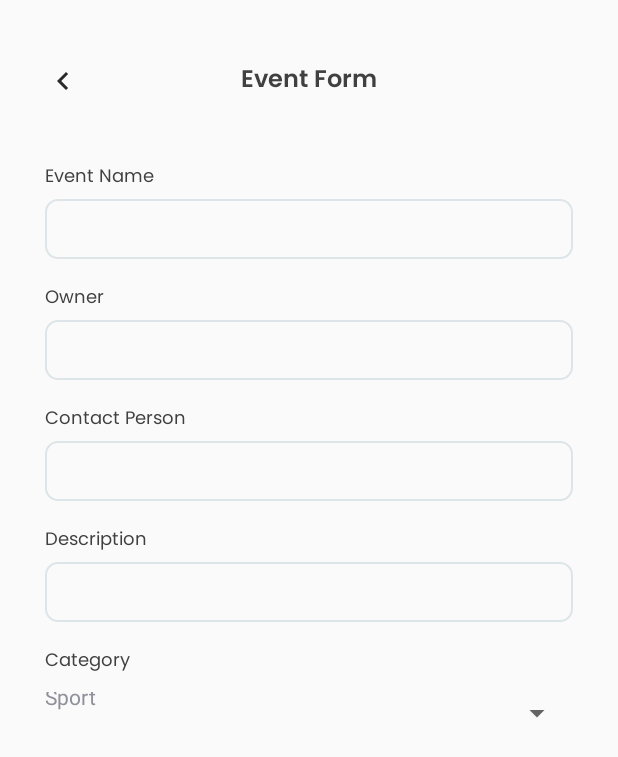
After one commit to Rippezz/mobile-final, an Android app: the EventForm screen opened directly, with no data from a screen before it, on a phone screen of 412 x 824 dp. The commit adds this screen. Shown: the top 757 px of the screen. Run offline under Robolectric (Android 15) with nearby library versions, the phone set to English and light mode, and no system bars.

Commit message:
add view combo box
Co-Authored-By: Tharixs Akbar <70683226+Tharixs@users.noreply.github.com>

```diff
--- a/FriendFinderApp/app/src/main/AndroidManifest.xml
+++ b/FriendFinderApp/app/src/main/AndroidManifest.xml
@@ -15,6 +15,9 @@
         android:supportsRtl="true"
         android:theme="@style/AppTheme"
         android:usesCleartextTraffic="true">
+        <activity
+            android:name=".EventForm"
+            android:exported="false" />
         <activity
             android:name=".DetailUserEvent"
             android:exported="false" />
--- a/FriendFinderApp/app/src/main/java/com/example/friendfinderapp/Constants/ConfigurationAll.java
+++ b/FriendFinderApp/app/src/main/java/com/example/friendfinderapp/Constants/ConfigurationAll.java
@@ -3,7 +3,11 @@ package com.example.friendfinderapp.Constants;
 public class ConfigurationAll {
 
     public static String user_id = "";
+<<<<<<< Updated upstream
     static String ip = "10.212.151.247";
+=======
+    static String ip = "10.128.108.32";
+>>>>>>> Stashed changes
     public static final String baseUrl = "http://" + ip + "/friend-finder/public/";
 
     public static String ImageURL = "http://" + ip + "/friend-finder/public/img/";
--- /dev/null
+++ b/FriendFinderApp/app/src/main/java/com/example/friendfinderapp/EventForm.java
@@ -0,0 +1,22 @@
+package com.example.friendfinderapp;
+
+import android.os.Bundle;
+import android.widget.ArrayAdapter;
+import android.widget.Spinner;
+
+import androidx.appcompat.app.AppCompatActivity;
+
+public class EventForm extends AppCompatActivity {
+    private Spinner spinner;
+    private String[] list_category = {"Sport", "Education", "Game"};
+
+    @Override
+    protected void onCreate(Bundle savedInstanceState) {
+        super.onCreate(savedInstanceState);
+        setContentView(R.layout.activity_event_form);
+        spinner = findViewById(R.id.cb_category);
+        ArrayAdapter arrayAdapter = new ArrayAdapter(getApplicationContext(), R.layout.support_simple_spinner_dropdown_item, list_category);
+        spinner.setAdapter(arrayAdapter);
+    }
+
+}
--- a/FriendFinderApp/app/src/main/java/com/example/friendfinderapp/EventFragment.java
+++ b/FriendFinderApp/app/src/main/java/com/example/friendfinderapp/EventFragment.java
@@ -9,6 +9,7 @@ import android.widget.ImageView;
 import android.widget.TextView;
 import android.widget.Toast;
 
+import androidx.cardview.widget.CardView;
 import androidx.fragment.app.Fragment;
 import androidx.recyclerview.widget.LinearLayoutManager;
 import androidx.recyclerview.widget.RecyclerView;
@@ -37,6 +38,8 @@ public class EventFragment extends Fragment implements EventAdapter.OnEventListe
     private List<userEvent> events = new ArrayList<>();
     public static String username = "", profile = "";
 
+    CardView btn_add_new_event;
+
     // recycler view init
     private RecyclerView recyclerViewEvent;
 
@@ -54,6 +57,14 @@ public class EventFragment extends Fragment implements EventAdapter.OnEventListe
             Glide.with(EventFragment.this).load(ConfigurationAll.ImageURL + profile)
                     .into(iv_user_profile);
         }
+
+        btn_add_new_event = view.findViewById(R.id.btn_add_new_event);
+        btn_add_new_event.setOnClickListener(new View.OnClickListener() {
+            @Override
+            public void onClick(View v) {
+                startActivity(new Intent(v.getContext(), EventForm.class));
+            }
+        });
 
         // event class
         addEventItem();
--- a/FriendFinderApp/app/src/main/java/com/example/friendfinderapp/HomeSeeAllFragment.java
+++ b/FriendFinderApp/app/src/main/java/com/example/friendfinderapp/HomeSeeAllFragment.java
@@ -40,7 +40,6 @@ import java.util.List;
  */
 public class HomeSeeAllFragment extends Fragment implements EventAdapter.OnEventListener {
 
-    private ArrayList<Category> categories;
     private List<Event> events = new ArrayList<>();
 
     // recycler view init
@@ -102,16 +101,6 @@ public class HomeSeeAllFragment extends Fragment implements EventAdapter.OnEvent
         return view;
     }
 
-    // add category item
-    private void addCategoryItem() {
-        categories = new ArrayList<>();
-        categories.add(new Category("Place", R.mipmap.place));
-        categories.add(new Category("Sport", R.mipmap.category));
-        categories.add(new Category("Education", R.mipmap.category1));
-        categories.add(new Category("Hangout", R.mipmap.category2));
-        categories.add(new Category("Vacation", R.mipmap.category3));
-    }
-
     // add event item
     private void addEventItem() {
         StringRequest stringRequest = new StringRequest(Request.Method.GET, ConfigurationAll.EVENT_URL, new Response.Listener<String>() {
--- /dev/null
+++ b/FriendFinderApp/app/src/main/res/layout/activity_event_form.xml
@@ -0,0 +1,182 @@
+<?xml version="1.0" encoding="utf-8"?>
+<ScrollView xmlns:android="http://schemas.android.com/apk/res/android"
+    xmlns:tools="http://schemas.android.com/tools"
+    android:layout_width="match_parent"
+    android:layout_height="match_parent"
+    android:layout_marginHorizontal="30dp"
+    android:layout_marginVertical="40dp"
+    android:scrollbars="none"
+    tools:context=".EventForm">
+
+    <LinearLayout
+        android:layout_width="match_parent"
+        android:layout_height="match_parent"
+        android:orientation="vertical">
+
+        <RelativeLayout
+            android:layout_width="match_parent"
+            android:layout_height="wrap_content"
+            android:layout_marginBottom="40dp">
+
+            <ImageView
+                android:id="@+id/btn_back_to_user_event"
+                android:layout_width="wrap_content"
+                android:layout_height="wrap_content"
+                android:layout_alignParentStart="true"
+                android:layout_centerVertical="true"
+                android:src="@drawable/ic_baseline_chevron_left_24" />
+
+            <TextView
+                android:layout_width="wrap_content"
+                android:layout_height="wrap_content"
+                android:layout_centerHorizontal="true"
+                android:layout_centerVertical="true"
+                android:fontFamily="@font/poppinssemibold"
+                android:text="Event Form"
+                android:textColor="@color/black"
+                android:textSize="16dp" />
+        </RelativeLayout>
+
+        // event name
+
+        <LinearLayout
+            android:layout_width="match_parent"
+            android:layout_height="wrap_content"
+            android:orientation="vertical">
+
+            <TextView
+                android:layout_width="wrap_content"
+                android:layout_height="wrap_content"
+                android:fontFamily="@font/poppinsregular"
+                android:text="Event Name"
+                android:textColor="@color/black"
+                android:textSize="12dp" />
+
+            <EditText
+                android:id="@+id/et_event_name"
+                android:layout_width="match_parent"
+                android:layout_height="40dp"
+                android:layout_marginTop="4dp"
+                android:background="@drawable/custom_input"
+                android:fontFamily="@font/poppinsregular"
+                android:inputType="text"
+                android:paddingStart="16dp"
+                android:textColor="@color/black"
+                android:textSize="14dp" />
+        </LinearLayout>
+
+        // event owner
+
+        <LinearLayout
+            android:layout_width="match_parent"
+            android:layout_height="wrap_content"
+            android:layout_marginTop="16dp"
+            android:orientation="vertical">
+
+            <TextView
+                android:layout_width="wrap_content"
+                android:layout_height="wrap_content"
+                android:fontFamily="@font/poppinsregular"
+                android:text="Owner"
+                android:textColor="@color/black"
+                android:textSize="12dp" />
+
+            <EditText
+                android:id="@+id/et_event_owner"
+                android:layout_width="match_parent"
+                android:layout_height="40dp"
+                android:layout_marginTop="4dp"
+                android:background="@drawable/custom_input"
+                android:fontFamily="@font/poppinsregular"
+                android:inputType="text"
+                android:paddingStart="16dp"
+                android:textColor="@color/black"
+                android:textSize="14dp" />
+        </LinearLayout>
+
+        // Contact Person
+
+        <LinearLayout
+            android:layout_width="match_parent"
+            android:layout_height="wrap_content"
+            android:layout_marginTop="16dp"
+            android:orientation="vertical">
+
+            <TextView
+                android:layout_width="wrap_content"
+                android:layout_height="wrap_content"
+                android:fontFamily="@font/poppinsregular"
+                android:text="Contact Person"
+                android:textColor="@color/black"
+                android:textSize="12dp" />
+
+            <EditText
+                android:id="@+id/et_contact_person"
+                android:layout_width="match_parent"
+                android:layout_height="40dp"
+                android:layout_marginTop="4dp"
+                android:background="@drawable/custom_input"
+                android:fontFamily="@font/poppinsregular"
+                android:inputType="text"
+                android:paddingStart="16dp"
+                android:textColor="@color/black"
+                android:textSize="14dp"
+                tools:ignore="SpeakableTextPresentCheck" />
+        </LinearLayout>
+
+        // Description
+
+        <LinearLayout
+            android:layout_width="match_parent"
+            android:layout_height="wrap_content"
+            android:layout_marginTop="16dp"
+            android:orientation="vertical">
+
+            <TextView
+                android:layout_width="wrap_content"
+                android:layout_height="wrap_content"
+                android:fontFamily="@font/poppinsregular"
+                android:text="Description"
+                android:textColor="@color/black"
+                android:textSize="12dp" />
+
+            <EditText
+                android:id="@+id/et_description"
+                android:layout_width="match_parent"
+                android:layout_height="40dp"
+                android:layout_marginTop="4dp"
+                android:background="@drawable/custom_input"
+                android:fontFamily="@font/poppinsregular"
+                android:inputType="text"
+                android:paddingStart="16dp"
+                android:textColor="@color/black"
+                android:textSize="14dp" />
+        </LinearLayout>
+
+        // Category
+
+        <LinearLayout
+            android:layout_width="match_parent"
+            android:layout_height="wrap_content"
+            android:layout_marginTop="16dp"
+            android:orientation="vertical">
+
+            <TextView
+                android:layout_width="wrap_content"
+                android:layout_height="wrap_content"
+                android:fontFamily="@font/poppinsregular"
+                android:text="Category"
+                android:textColor="@color/black"
+                android:textSize="12dp" />
+
+            <Spinner
+                android:layout_marginTop="4dp"
+                android:layout_width="match_parent"
+                android:layout_height="40dp"
+                android:paddingTop="6dp"
+                android:id="@+id/cb_category"/>
+        </LinearLayout>
+
+    </LinearLayout>
+
+</ScrollView>
--- a/FriendFinderApp/app/src/main/res/layout/fragment_event.xml
+++ b/FriendFinderApp/app/src/main/res/layout/fragment_event.xml
@@ -71,9 +71,9 @@
         <androidx.cardview.widget.CardView
             android:id="@+id/btn_add_new_event"
             android:layout_width="match_parent"
-            android:layout_marginBottom="20dp"
             android:layout_height="40dp"
             android:layout_alignParentBottom="true"
+            android:layout_marginBottom="20dp"
             android:backgroundTint="@color/colorPrimaryDark"
             app:cardCornerRadius="8dp"
             app:cardElevation="0dp">
--- a/FriendFinderApp/app/src/main/res/xml/network_security_config.xml
+++ b/FriendFinderApp/app/src/main/res/xml/network_security_config.xml
@@ -1,6 +1,10 @@
 <?xml version="1.0" encoding="utf-8"?>
 <network-security-config>
     <domain-config cleartextTrafficPermitted="true">
+<<<<<<< Updated upstream
         <domain includeSubdomains="true">10.212.151.247</domain>
+=======
+        <domain includeSubdomains="true">10.128.108.32</domain>
+>>>>>>> Stashed changes
     </domain-config>
 </network-security-config>
```
